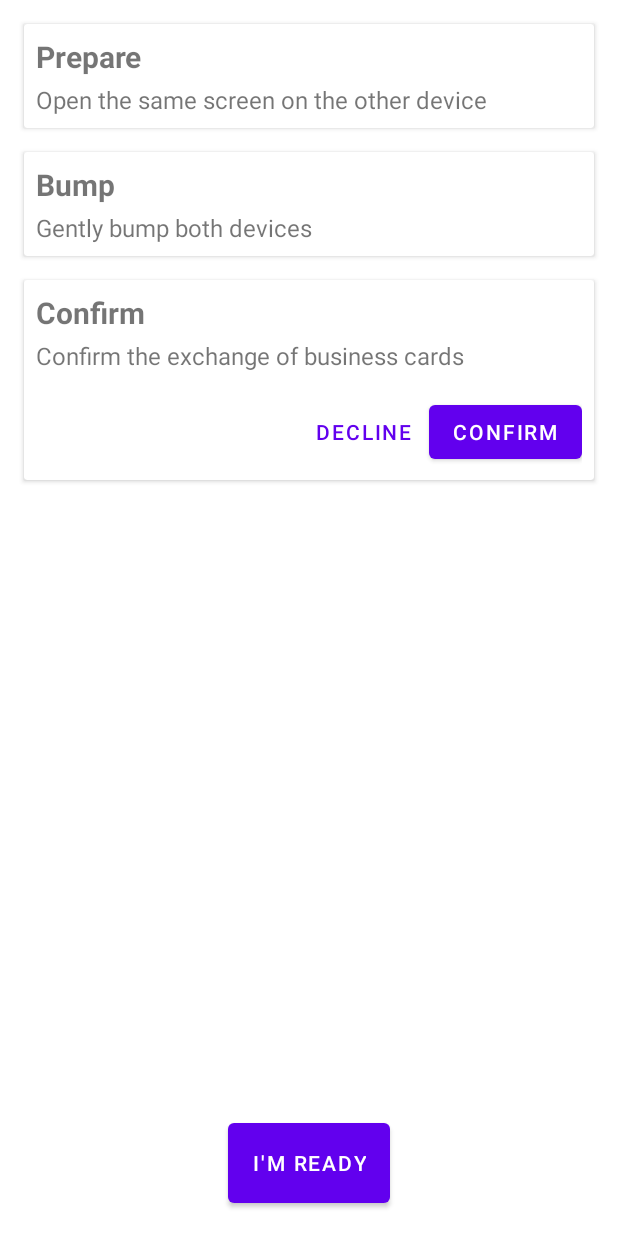
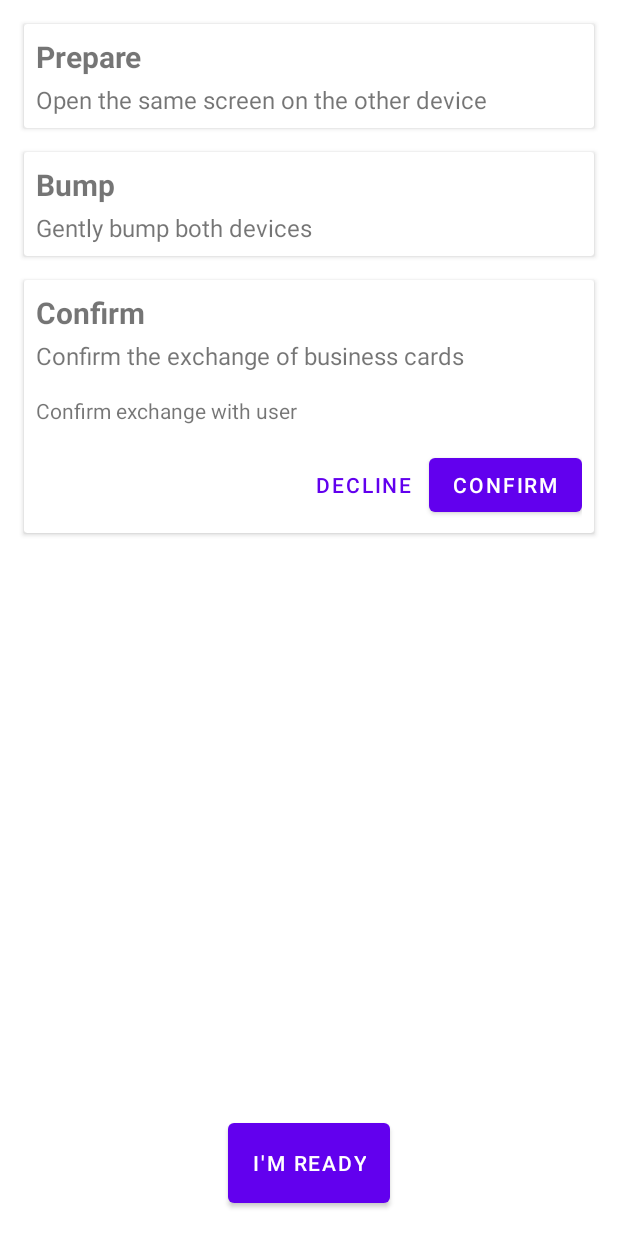
Before and after one commit to brodzik/BumpCard, an Android app: the layout activity_exchange_business_cards.xml on its own in the app's theme, with its tools: preview values and no code run, on a phone screen of 412 x 824 dp. Run offline under Robolectric (Android 15) with nearby library versions, the phone set to English and light mode, and no system bars.

```diff
--- a/client/app/src/main/java/com/bumpcard/config/ApiConfig.java
+++ b/client/app/src/main/java/com/bumpcard/config/ApiConfig.java
@@ -4,6 +4,7 @@ public class ApiConfig {
     private static final String SERVER_URL = "http://192.168.1.76:5000";
     public static final String API_REGISTER = SERVER_URL + "/register";
     public static final String API_INFO = SERVER_URL + "/info";
+    public static final String API_INFO_BASIC = SERVER_URL + "/info/basic/";
     public static final String API_BUMP = SERVER_URL + "/bump";
     public static final String API_CONNECTION = SERVER_URL + "/connection";
     public static final String API_CONNECTION_ALLOW = SERVER_URL + "/connection/allow/";
--- a/client/app/src/main/res/layout/activity_exchange_business_cards.xml
+++ b/client/app/src/main/res/layout/activity_exchange_business_cards.xml
@@ -107,6 +107,15 @@
                 android:text="Confirm the exchange of business cards"
                 android:textSize="16sp" />
 
+            <TextView
+                android:id="@+id/exchange_with_user"
+                android:layout_width="wrap_content"
+                android:layout_height="wrap_content"
+                android:layout_marginTop="16dp"
+                android:visibility="gone"
+                tools:visibility="visible"
+                android:text="Confirm exchange with user"/>
+
             <LinearLayout
                 android:id="@+id/confirm_question"
                 android:layout_width="wrap_content"
```
Also changed, not shown: client/app/src/main/java/com/bumpcard/activity/ExchangeBusinessCards.java (+38 -0 lines), 1 other file.
